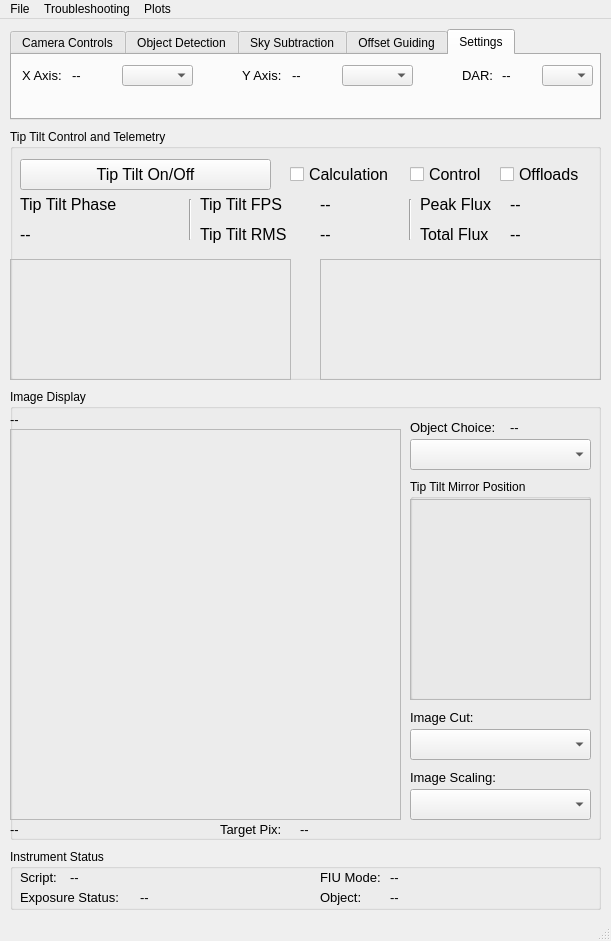
Old version of the form kpf/TT_GUI/TipTiltGUI.ui in the repository KeckObservatory/KPFTranslator.
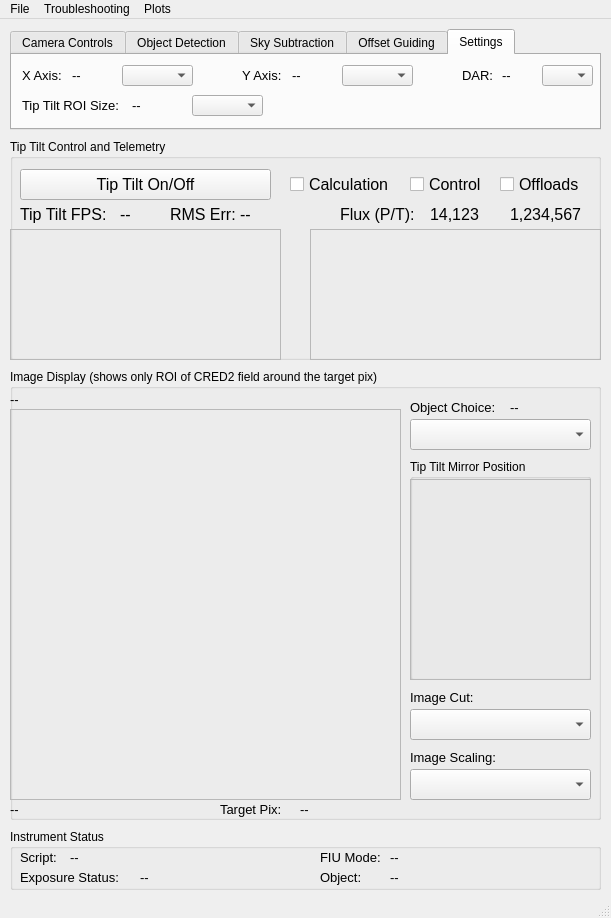
New version of the form. The open tabs and pages were chosen to show the change.

Commit message:
Tip Tilt GUI Changes
Remove phase display and add TIPTILT_ROIDIM control

Diff of the .ui file:
```diff
--- a/kpf/TT_GUI/TipTiltGUI.ui
+++ b/kpf/TT_GUI/TipTiltGUI.ui
@@ -7,7 +7,7 @@
     <x>0</x>
     <y>0</y>
     <width>611</width>
-    <height>941</height>
+    <height>918</height>
    </rect>
   </property>
   <property name="windowTitle">
@@ -18,9 +18,9 @@
     <property name="geometry">
      <rect>
       <x>10</x>
-      <y>110</y>
+      <y>120</y>
       <width>591</width>
-      <height>251</height>
+      <height>221</height>
      </rect>
     </property>
     <property name="title">
@@ -104,59 +104,10 @@
       <string>Offloads</string>
      </property>
     </widget>
-    <widget class="QLabel" name="TotalFluxLabel">
-     <property name="geometry">
-      <rect>
-       <x>410</x>
-       <y>90</y>
-       <width>91</width>
-       <height>31</height>
-      </rect>
-     </property>
-     <property name="font">
-      <font>
-       <pointsize>12</pointsize>
-      </font>
-     </property>
-     <property name="text">
-      <string>Total Flux</string>
-     </property>
-    </widget>
-    <widget class="QLabel" name="TipTiltPhase">
-     <property name="geometry">
-      <rect>
-       <x>10</x>
-       <y>90</y>
-       <width>161</width>
-       <height>31</height>
-      </rect>
-     </property>
-     <property name="font">
-      <font>
-       <pointsize>12</pointsize>
-      </font>
-     </property>
-     <property name="text">
-      <string>--</string>
-     </property>
-    </widget>
-    <widget class="Line" name="line_3">
-     <property name="geometry">
-      <rect>
-       <x>390</x>
-       <y>70</y>
-       <width>20</width>
-       <height>41</height>
-      </rect>
-     </property>
-     <property name="orientation">
-      <enum>Qt::Vertical</enum>
-     </property>
-    </widget>
     <widget class="QLabel" name="PeakFluxLabel">
      <property name="geometry">
       <rect>
-       <x>410</x>
+       <x>330</x>
        <y>60</y>
        <width>91</width>
        <height>31</height>
@@ -168,15 +119,15 @@
       </font>
      </property>
      <property name="text">
-      <string>Peak Flux</string>
+      <string>Flux (P/T):</string>
      </property>
     </widget>
     <widget class="QLabel" name="TipTiltFPS">
      <property name="geometry">
       <rect>
-       <x>310</x>
+       <x>110</x>
        <y>60</y>
-       <width>81</width>
+       <width>41</width>
        <height>31</height>
       </rect>
      </property>
@@ -193,7 +144,7 @@
      <property name="geometry">
       <rect>
        <x>500</x>
-       <y>90</y>
+       <y>60</y>
        <width>91</width>
        <height>31</height>
       </rect>
@@ -204,15 +155,15 @@
       </font>
      </property>
      <property name="text">
-      <string>--</string>
+      <string>1,234,567</string>
      </property>
     </widget>
     <widget class="QLabel" name="PeakFlux">
      <property name="geometry">
       <rect>
-       <x>500</x>
+       <x>420</x>
        <y>60</y>
-       <width>91</width>
+       <width>61</width>
        <height>31</height>
       </rect>
      </property>
@@ -222,33 +173,15 @@
       </font>
      </property>
      <property name="text">
-      <string>--</string>
-     </property>
-    </widget>
-    <widget class="QLabel" name="TipTiltPhaseLabel">
-     <property name="geometry">
-      <rect>
-       <x>10</x>
-       <y>60</y>
-       <width>111</width>
-       <height>31</height>
-      </rect>
-     </property>
-     <property name="font">
-      <font>
-       <pointsize>12</pointsize>
-      </font>
-     </property>
-     <property name="text">
-      <string>Tip Tilt Phase</string>
+      <string>14,123</string>
      </property>
     </widget>
     <widget class="QLabel" name="TipTiltFPSLabel">
      <property name="geometry">
       <rect>
-       <x>190</x>
+       <x>10</x>
        <y>60</y>
-       <width>111</width>
+       <width>101</width>
        <height>31</height>
       </rect>
      </property>
@@ -258,28 +191,15 @@
       </font>
      </property>
      <property name="text">
-      <string>Tip Tilt FPS</string>
-     </property>
-    </widget>
-    <widget class="Line" name="line_2">
-     <property name="geometry">
-      <rect>
-       <x>170</x>
-       <y>70</y>
-       <width>20</width>
-       <height>41</height>
-      </rect>
-     </property>
-     <property name="orientation">
-      <enum>Qt::Vertical</enum>
+      <string>Tip Tilt FPS:</string>
      </property>
     </widget>
     <widget class="QLabel" name="TipTiltErrorLabel">
      <property name="geometry">
       <rect>
-       <x>190</x>
-       <y>90</y>
-       <width>111</width>
+       <x>160</x>
+       <y>60</y>
+       <width>71</width>
        <height>31</height>
       </rect>
      </property>
@@ -289,15 +209,15 @@
       </font>
      </property>
      <property name="text">
-      <string>Tip Tilt RMS</string>
+      <string>RMS Err:</string>
      </property>
     </widget>
     <widget class="QLabel" name="TipTiltRMSValue">
      <property name="geometry">
       <rect>
-       <x>310</x>
-       <y>90</y>
-       <width>81</width>
+       <x>230</x>
+       <y>60</y>
+       <width>91</width>
        <height>31</height>
       </rect>
      </property>
@@ -314,9 +234,9 @@
      <property name="geometry">
       <rect>
        <x>0</x>
-       <y>130</y>
-       <width>281</width>
-       <height>121</height>
+       <y>90</y>
+       <width>271</width>
+       <height>131</height>
       </rect>
      </property>
      <property name="frameShape">
@@ -329,10 +249,10 @@
     <widget class="QFrame" name="FluxPlotFrame">
      <property name="geometry">
       <rect>
-       <x>310</x>
-       <y>130</y>
-       <width>281</width>
-       <height>121</height>
+       <x>300</x>
+       <y>90</y>
+       <width>291</width>
+       <height>131</height>
       </rect>
      </property>
      <property name="frameShape">
@@ -347,13 +267,13 @@
     <property name="geometry">
      <rect>
       <x>10</x>
-      <y>370</y>
+      <y>350</y>
       <width>591</width>
       <height>451</height>
      </rect>
     </property>
     <property name="title">
-     <string>Image Display</string>
+     <string>Image Display (shows only ROI of CRED2 field around the target pix)</string>
     </property>
     <widget class="QComboBox" name="ImageScaling">
      <property name="geometry">
@@ -596,7 +516,7 @@
       <x>10</x>
       <y>10</y>
       <width>591</width>
-      <height>91</height>
+      <height>101</height>
      </rect>
     </property>
     <property name="whatsThis">
@@ -1408,13 +1328,70 @@
        <string>--</string>
       </property>
      </widget>
+     <widget class="QLabel" name="TipTiltROILabel">
+      <property name="geometry">
+       <rect>
+        <x>10</x>
+        <y>40</y>
+        <width>111</width>
+        <height>21</height>
+       </rect>
+      </property>
+      <property name="font">
+       <font>
+        <pointsize>10</pointsize>
+       </font>
+      </property>
+      <property name="text">
+       <string>Tip Tilt ROI Size:</string>
+      </property>
+     </widget>
+     <widget class="QComboBox" name="TipTiltROISelector">
+      <property name="geometry">
+       <rect>
+        <x>180</x>
+        <y>40</y>
+        <width>71</width>
+        <height>21</height>
+       </rect>
+      </property>
+      <property name="font">
+       <font>
+        <pointsize>10</pointsize>
+       </font>
+      </property>
+      <property name="toolTip">
+       <string>Min SNR in a pixel to be considered a detection</string>
+      </property>
+     </widget>
+     <widget class="QLabel" name="TipTiltROIValue">
+      <property name="geometry">
+       <rect>
+        <x>120</x>
+        <y>40</y>
+        <width>61</width>
+        <height>21</height>
+       </rect>
+      </property>
+      <property name="font">
+       <font>
+        <pointsize>10</pointsize>
+       </font>
+      </property>
+      <property name="toolTip">
+       <string>Min SNR in a pixel to be considered a detection</string>
+      </property>
+      <property name="text">
+       <string>--</string>
+      </property>
+     </widget>
     </widget>
    </widget>
    <widget class="QGroupBox" name="groupBox">
     <property name="geometry">
      <rect>
       <x>10</x>
-      <y>830</y>
+      <y>810</y>
       <width>591</width>
       <height>61</height>
      </rect>
```
Left out of the diff: 4 changed lines with no effect on the pictures. The commit also changes 1 other file.
